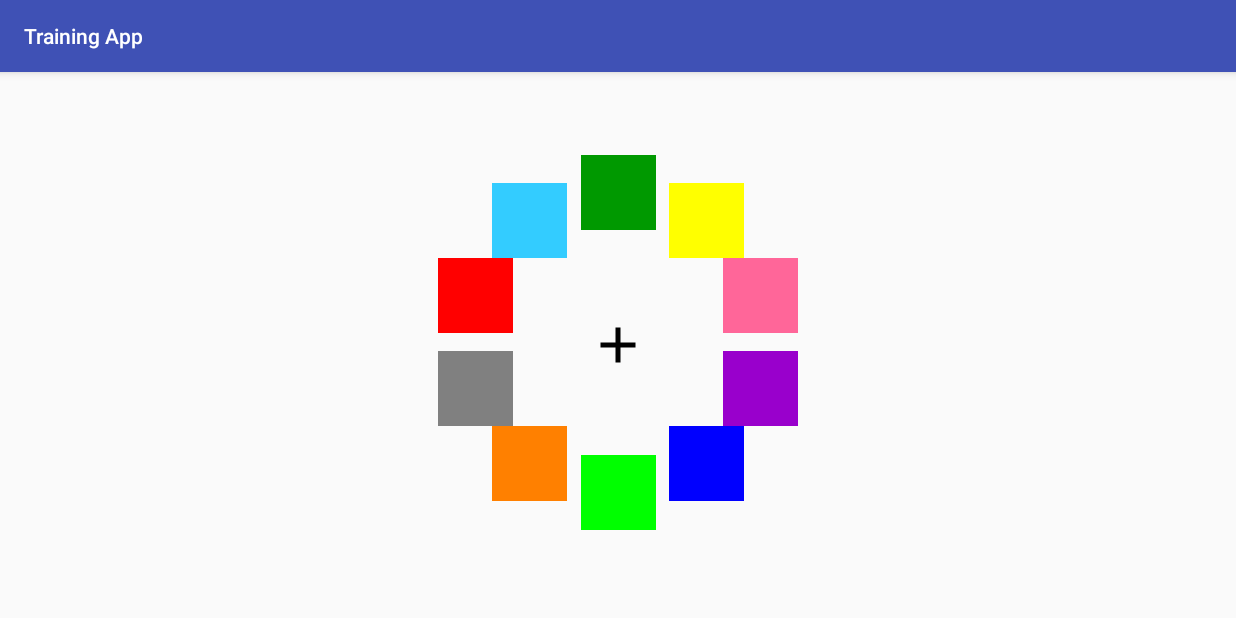
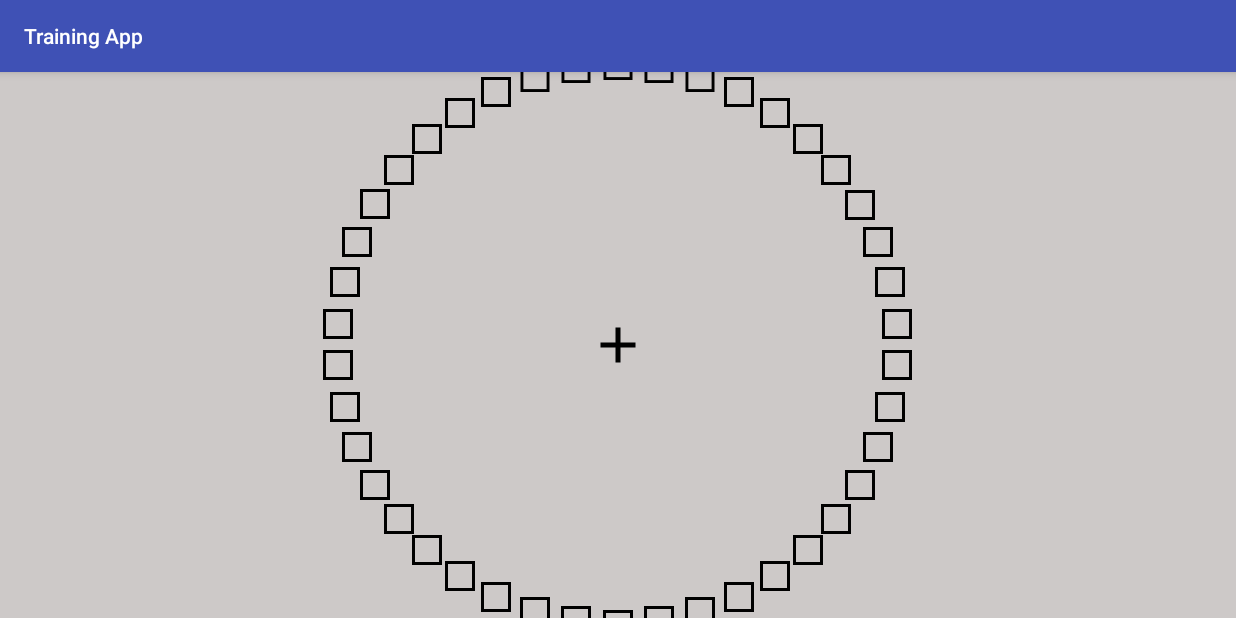
Before and after one commit to ayraz/TrainingApp, an Android app: the screen it shows after launch (TrainingActivity), on a phone screen of 824 x 412 dp (held sideways). Run offline under Robolectric (Android 15) with nearby library versions, the phone set to English and light mode, and no system bars; our stand-ins replace data binding.

Commit message:
Making backup commit before moving all logic to training activity temporarilyD

```diff
--- a/app/src/main/java/cz/nudz/www/trainingapp/ShapeView.java
+++ b/app/src/main/java/cz/nudz/www/trainingapp/ShapeView.java
@@ -1,9 +1,6 @@
 package cz.nudz.www.trainingapp;
 
 import android.content.Context;
-import android.graphics.Canvas;
-import android.graphics.Color;
-import android.graphics.Paint;
 import android.graphics.Point;
 import android.graphics.drawable.Drawable;
 
@@ -13,25 +10,25 @@ import android.graphics.drawable.Drawable;
 
 public class ShapeView extends android.support.v7.widget.AppCompatImageView {
 
-    public final Point positionInLayout;
+    public final Point position;
 
-    public ShapeView(Context context, Drawable shape, Point positionInLayout) {
+    public ShapeView(Context context, Drawable shape, Point position) {
         super(context);
-        this.positionInLayout = positionInLayout;
+        this.position = position;
         this.setImageDrawable(shape);
-//        shape.setBounds(0,0,50,25);
+//        view.setBounds(0,0,50,25);
     }
 
 //    @Override
 //    protected void onMeasure(int widthMeasureSpec, int heightMeasureSpec) {
-//        int w = resolveSize(shape.getBounds().width(), widthMeasureSpec);
-//        int h = resolveSize(shape.getBounds().height(), widthMeasureSpec);
+//        int w = resolveSize(view.getBounds().width(), widthMeasureSpec);
+//        int h = resolveSize(view.getBounds().height(), widthMeasureSpec);
 //
 //        setMeasuredDimension(w, h);
 //    }
 
 //    @Override
 //    protected void onDraw(Canvas canvas) {
-//        shape.draw(canvas);
+//        view.draw(canvas);
 //    }
 }
--- /dev/null
+++ b/app/src/main/java/cz/nudz/www/trainingapp/Stimulus.java
@@ -0,0 +1,17 @@
+package cz.nudz.www.trainingapp;
+
+import android.graphics.Point;
+import android.widget.ImageView;
+
+/**
+ * Created by artem on 30-Jun-17.
+ */
+
+public class Stimulus {
+    public final ImageView view;
+    public Point position;
+
+    public Stimulus(ImageView view) {
+        this.view = view;
+    }
+}
--- a/app/src/main/java/cz/nudz/www/trainingapp/TrainingActivity.java
+++ b/app/src/main/java/cz/nudz/www/trainingapp/TrainingActivity.java
@@ -7,20 +7,27 @@ import android.os.Bundle;
 import android.support.constraint.ConstraintLayout;
 import android.support.v7.app.AppCompatActivity;
 import android.util.Log;
-import android.view.Display;
 import android.view.MotionEvent;
 import android.view.View;
 import android.view.ViewTreeObserver;
+import android.widget.ImageView;
 
 import java.util.List;
 
 import cz.nudz.www.trainingapp.databinding.TrainingActivityBinding;
+import cz.nudz.www.trainingapp.utils.RandomUtils;
 
 import static android.support.constraint.ConstraintSet.PARENT_ID;
 
 public class TrainingActivity extends AppCompatActivity {
 
     private static final String TAG = TrainingActivity.class.getSimpleName();
+
+    // Measure = milliseconds
+    public static final int CUE_INTERVAL = 350;
+    public static final int MEMORIZATION_INTERVAL = 100;
+    public static final int RETENTION_INTERVAL = 900;
+    public static final int TEST_INTERVAL = 2000;
 
     private TrainingActivityBinding binding;
     private ConstraintLayout layout;
@@ -47,6 +54,10 @@ public class TrainingActivity extends AppCompatActivity {
         layout = binding.trainingActivityRootLayout;
         context = this;
 
+        //
+        // EVENT HANDLERS
+        //
+
         /*
          * Using this callback as an indicator that layout has finished..
          * and I can use views' measures.
@@ -58,44 +69,78 @@ public class TrainingActivity extends AppCompatActivity {
                 // prevent event loop
                 binding.trainingActivityRootLayout.getViewTreeObserver().removeOnGlobalLayoutListener(this);
 
-                // get display's center coordinates using fixation
-                Point center = new Point();
-                center.x = (int) (binding.trainingActivityFixationPoint.getX() + binding.trainingActivityFixationPoint.getWidth() / 2);
-                center.y = (int) (binding.trainingActivityFixationPoint.getY() + binding.trainingActivityFixationPoint.getHeight() / 2);
-                // test trial
-                final Trial trial = new Trial(Paradigm.COLOR, 5, center, 150d, context);
+                final Trial trial = new Trial(Paradigm.COLOR, 6, context);
+                // First just throw in the views to get them drawn
+                // so that we have actual sizes to work with..
+                final List<Stimulus> stimuli = trial.getStimuli();
+                for (Stimulus stim : stimuli) {
+                    // we need to set view's id to later find it in the layout..
+                    stim.view.setId(View.generateViewId());
+                    stim.view.setVisibility(View.INVISIBLE);
+                    layout.addView(stim.view);
+                }
+                final Stimulus lastStim = stimuli.get(stimuli.size()-1);
 
-                // First just throw in the views to get them drawn..
-                final List<ShapeView> stimuli = trial.getStimuli();
-                for (ShapeView v : stimuli) {
-                    // we need to set view's id to later find it in the layout..
-                    v.setId(View.generateViewId());
-                    layout.addView(v);
-                }
-                final View lastView = stimuli.get(stimuli.size()-1);
-
-                // use the last view's layout finish as a trigger
-                lastView.getViewTreeObserver().addOnGlobalLayoutListener(new ViewTreeObserver.OnGlobalLayoutListener() {
+                // Once the last view's layout is finished we can start setting up stimuli
+                lastStim.view.getViewTreeObserver().addOnGlobalLayoutListener(new ViewTreeObserver.OnGlobalLayoutListener() {
                     @Override
                     public void onGlobalLayout() {
                         // prevent event loop
-                        lastView.getViewTreeObserver().removeOnGlobalLayoutListener(this);
+                        lastStim.view.getViewTreeObserver().removeOnGlobalLayoutListener(this);
 
-                        for (ShapeView v : stimuli) {
+                        // SETUP...
+                        // get display's center coordinates using fixation
+                        Point center = new Point();
+                        ImageView fixation = binding.trainingActivityFixationPoint;
+                        center.x = (int) (fixation.getX() + fixation.getWidth() / 2);
+                        center.y = (int) (fixation.getY() + fixation.getHeight() / 2);
+
+                        // get drawing boundaries for figures
+                        float leftBound = binding.trainingActivityGuideLeft.getX();
+                        float rightBound = binding.trainingActivityGuideRight.getX();
+
+                        trial.setupStimuli(lastStim.view.getWidth(), lastStim.view.getHeight(), center, 280d, leftBound, rightBound);
+
+                        for (Stimulus stim : stimuli) {
                             // There is currently a bug with connect's horizontal margins,
                             // here is a workaround: https://stackoverflow.com/questions/44129278/adding-constraints-to-a-view-in-a-constraintlayout-ignore-left-and-right-margins
                             ConstraintLayout.LayoutParams params = new ConstraintLayout.LayoutParams(
                                     ConstraintLayout.LayoutParams.WRAP_CONTENT, ConstraintLayout.LayoutParams.WRAP_CONTENT);
                             // now we can get actual dimensions...
-                            // TODO: figure out why vertical alignment is bit off.
                             params.setMargins(
-                                    (v.positionInLayout.x - v.getWidth()/2),
-                                    (v.positionInLayout.y - v.getHeight()/2 -3),
+                                    (stim.position.x - stim.view.getWidth()/2),
+                                    (stim.position.y - stim.view.getHeight()/2),
                                     0, 0);
                             params.leftToLeft = PARENT_ID;
                             params.topToTop = PARENT_ID;
-                            v.setLayoutParams(params);
+                            stim.view.setLayoutParams(params);
                         }
+
+                        // START THE TRIAL...
+                        final View cue;
+                        switch (trial.cueSide) {
+                            case LEFT:
+                                cue = binding.trainingActivityCueLeft;
+                                break;
+                            case RIGHT:
+                                cue = binding.trainingActivityCueRight;
+                                break;
+                            default:
+                                throw new IllegalStateException(String.format("Trials's cueSide state is invalid: {0}", trial.cueSide.toString()));
+                        }
+                        cue.setVisibility(View.VISIBLE);
+
+                        new android.os.Handler().postDelayed(new Runnable() {
+                            @Override
+                            public void run() {
+                                cue.setVisibility(View.GONE);
+                                for (Stimulus stim : stimuli) {
+                                    stim.view.setVisibility(View.VISIBLE);
+                                }
+
+
+                            }
+                        }, CUE_INTERVAL);
                     }
                 });
             }
--- a/app/src/main/java/cz/nudz/www/trainingapp/Trial.java
+++ b/app/src/main/java/cz/nudz/www/trainingapp/Trial.java
@@ -4,12 +4,14 @@ import android.content.Context;
 import android.content.res.Resources;
 import android.graphics.Point;
 import android.graphics.drawable.Drawable;
+import android.widget.ImageView;
 
 import java.util.ArrayList;
 import java.util.Collections;
 import java.util.List;
 
 import cz.nudz.www.trainingapp.utils.ArrayUtils;
+import cz.nudz.www.trainingapp.utils.RandomUtils;
 
 /**
  * Created by artem on 05-Jun-17.
@@ -17,28 +19,49 @@ import cz.nudz.www.trainingapp.utils.ArrayUtils;
 
 public class Trial {
 
-    public static final int DIFFICULTY_SCALE_FACTOR = 2;
+    public final Side cueSide;
 
     private final Paradigm paradigm;
     private final int difficulty;
     private final int stimCount;
+    private final Resources res;
 
-    public List<ShapeView> getStimuli() {
+    public List<Stimulus> getStimuli() {
         return stimuli;
     }
 
-    private final List<ShapeView> stimuli;
+    private final List<Stimulus> stimuli;
     private final Context ctx;
 
-    public Trial(Paradigm paradigm, int difficulty, Point center, double radius, Context ctx) {
+    public Trial(Paradigm paradigm, int difficulty, Context ctx) {
+        this.ctx = ctx;
+        this.res = ctx.getResources();
         this.paradigm = paradigm;
         this.difficulty = difficulty;
-        this.stimCount = difficulty * DIFFICULTY_SCALE_FACTOR; // <-- just for testing purposes...
-        this.ctx = ctx;
+        this.stimCount = (2 + (difficulty - 1)) * 6;
+        this.cueSide = Math.random() < 0.5 ? Side.LEFT : Side.RIGHT;
 
-        // Setup trial's stimuli...
-        Resources res = ctx.getResources();
+        // Create views..
+        stimuli = new ArrayList<>(stimCount);
+        for (int i = 0; i < stimCount; ++i) {
+            // 'clone' drawable so that we can alter color for each.
+            Drawable drawable = res.getDrawable(R.drawable.rect).mutate();
+            ImageView v = new ImageView(ctx);
+            v.setImageDrawable(drawable);
+            Stimulus s = new Stimulus(v);
+            stimuli.add(s);
+        }
+    }
 
+    /**
+     * @param width
+     * @param height
+     * @param center Center of the parent's root layout (screen).
+     * @param radius Desired distance from specified center.
+     * @param leftBound
+     * @param rightBound
+     */
+    public void setupStimuli(int width, int height, Point center, double radius, float leftBound, float rightBound) {
         // Generate positions, assuming root layout..
         List<Point> stimPositions = new ArrayList<>(stimCount);
         for (int i = 0; i < stimCount; ++i) {
@@ -54,14 +77,15 @@ public class Trial {
         List<Integer> colors = ArrayUtils.toIntArrayList(res.getIntArray(R.array.trialColors));
         Collections.shuffle(colors);
 
-        // Create views..
-        stimuli = new ArrayList<>(stimCount);
         for (int i = 0; i < stimCount; ++i) {
-            // 'clone' drawable so that we can alter color for each.
-            Drawable drawable = res.getDrawable(R.drawable.rect).mutate();
-            ShapeView shape = new ShapeView(ctx, drawable, stimPositions.get(i));
-            shape.setColorFilter(colors.get(i));
-            stimuli.add(shape);
+            Stimulus stim = stimuli.get(i);
+            stim.position = stimPositions.get(i);
+//            stim.view.setColorFilter(colors.get(i % colors.size()));
         }
     }
+
+    public static enum Side {
+        RIGHT,
+        LEFT;
+    }
 }
--- a/app/src/main/res/drawable/rect.xml
+++ b/app/src/main/res/drawable/rect.xml
@@ -11,10 +11,10 @@
         android:topLeftRadius="0dp"
         android:topRightRadius="0dp" />
     <size
-        android:height="50dp"
-        android:width="50dp">
+        android:height="20dp"
+        android:width="20dp">
     </size>
     <solid
-        android:color="@android:color/background_dark">
+        android:color="@android:color/transparent">
     </solid>
 </shape>
--- a/app/src/main/res/layout/training_activity.xml
+++ b/app/src/main/res/layout/training_activity.xml
@@ -7,6 +7,7 @@
         android:id="@+id/trainingActivityRootLayout"
         android:layout_width="match_parent"
         android:layout_height="match_parent"
+        android:background="@color/trainingBackground"
         tools:context="cz.nudz.www.trainingapp.TrainingActivity">
 
         <android.support.constraint.Guideline
@@ -14,31 +15,32 @@
             android:layout_width="wrap_content"
             android:layout_height="wrap_content"
             android:orientation="vertical"
-            app:layout_constraintGuide_percent="0.5" />
+            app:layout_constraintGuide_percent="0.5"
+            tools:layout_editor_absoluteY="89dp"
+            tools:layout_editor_absoluteX="481dp" />
 
         <android.support.constraint.Guideline
             android:id="@+id/trainingActivityGuideLeft"
             android:layout_width="wrap_content"
             android:layout_height="wrap_content"
             android:orientation="vertical"
-            app:layout_constraintGuide_begin="20dp"
-            app:layout_constraintGuide_percent=".05" />
+            app:layout_constraintGuide_percent="0.08" />
 
         <android.support.constraint.Guideline
             android:id="@+id/trainingActivityGuideRight"
             android:layout_width="wrap_content"
             android:layout_height="wrap_content"
             android:orientation="vertical"
-            app:layout_constraintGuide_begin="20dp"
-            app:layout_constraintGuide_percent=".95" />
+            app:layout_constraintGuide_percent="0.92" />
 
         <android.support.constraint.Guideline
             android:id="@+id/trainingActivityGuideBottom"
             android:layout_width="wrap_content"
             android:layout_height="wrap_content"
             android:orientation="horizontal"
-            app:layout_constraintGuide_begin="20dp"
-            app:layout_constraintGuide_percent="0.85" />
+            app:layout_constraintGuide_percent="0.85"
+            tools:layout_editor_absoluteY="484dp"
+            tools:layout_editor_absoluteX="0dp" />
 
         <ImageView
             android:id="@+id/trainingActivityFixationPoint"
@@ -52,33 +54,35 @@
             app:layout_constraintLeft_toLeftOf="parent"
             app:layout_constraintRight_toRightOf="parent"
             app:layout_constraintTop_toTopOf="parent"
-            app:srcCompat="@drawable/ic_add_black_24dp" />
+            app:srcCompat="@drawable/ic_add_black_24dp"
+            android:layout_marginStart="8dp"
+            android:layout_marginEnd="8dp" />
 
-        <!--<ImageView-->
-            <!--android:id="@+id/trainingActivityCueLeft"-->
-            <!--android:layout_width="40dp"-->
-            <!--android:layout_height="40dp"-->
-            <!--android:layout_marginLeft="8dp"-->
-            <!--android:layout_marginRight="8dp"-->
-            <!--android:layout_marginTop="160dp"-->
-            <!--app:layout_constraintLeft_toLeftOf="@+id/trainingActivityGuideLeft"-->
-            <!--app:layout_constraintRight_toLeftOf="@+id/trainingActivityGuideRight"-->
-            <!--app:layout_constraintTop_toTopOf="parent"-->
-            <!--app:srcCompat="@drawable/ic_arrow_left_black_24dp" />-->
+        <ImageView
+            android:id="@+id/trainingActivityCueLeft"
+            android:layout_width="40dp"
+            android:layout_height="40dp"
+            android:layout_marginLeft="8dp"
+            android:layout_marginRight="8dp"
+            app:layout_constraintLeft_toLeftOf="@+id/trainingActivityGuideLeft"
+            app:layout_constraintRight_toLeftOf="@+id/trainingActivityGuideRight"
+            app:srcCompat="@drawable/ic_arrow_left_black_24dp"
+            android:layout_marginBottom="8dp"
+            android:visibility="gone"
+            app:layout_constraintBottom_toTopOf="@+id/trainingActivityFixationPoint"
+            android:layout_marginStart="8dp"
+            android:layout_marginEnd="8dp" />
 
-        <!--<ImageView-->
-            <!--android:id="@+id/trainingActivityCueLeft"-->
-            <!--android:layout_width="40dp"-->
-            <!--android:layout_height="40dp"-->
-            <!--android:layout_marginLeft="8dp"-->
-            <!--android:layout_marginRight="8dp"-->
-            <!--android:layout_marginTop="160dp"-->
-            <!--android:visibility="gone"-->
-            <!--app:layout_constraintHorizontal_bias="0.501"-->
-            <!--app:layout_constraintLeft_toLeftOf="@+id/trainingActivityGuideLeft"-->
-            <!--app:layout_constraintRight_toLeftOf="@+id/trainingActivityGuideRight"-->
-            <!--app:layout_constraintTop_toTopOf="parent"-->
-            <!--app:srcCompat="@drawable/ic_arrow_right_black_24dp" />-->
+        <ImageView
+            android:id="@+id/trainingActivityCueRight"
+            android:layout_width="0dp"
+            android:layout_height="0dp"
+            android:visibility="gone"
+            app:layout_constraintLeft_toLeftOf="parent"
+            app:srcCompat="@drawable/ic_arrow_right_black_24dp"
+            app:layout_constraintRight_toRightOf="parent"
+            android:layout_marginBottom="8dp"
+            app:layout_constraintBottom_toTopOf="@+id/trainingActivityFixationPoint" />
 
 
     </android.support.constraint.ConstraintLayout>
--- a/app/src/main/res/values/colors.xml
+++ b/app/src/main/res/values/colors.xml
@@ -3,6 +3,8 @@
     <color name="colorPrimary">#3F51B5</color>
     <color name="colorPrimaryDark">#303F9F</color>
     <color name="colorAccent">#FF4081</color>
+
+    <color name="trainingBackground">#CDC9C8</color>
 
     <color name="red">#ff0000</color>
     <color name="yellow">#ffff00</color>
--- a/app/src/main/res/values/strings.xml
+++ b/app/src/main/res/values/strings.xml
@@ -1,3 +1,6 @@
 <resources>
     <string name="app_name">Training App</string>
+    <string name="mainActivityExperiment">Experiment</string>
+    <string name="mainActivityTutorial">Tutorial</string>
+    <string name="mainActivityTrial">Trial</string>
 </resources>
```
